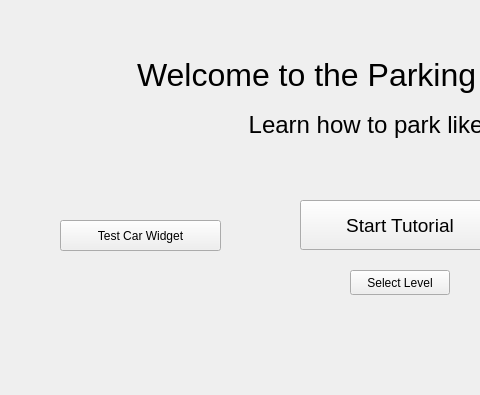
Before: the Qt Designer form welcomescreen.ui in Chromecore/Parking-Educational-App, drawn with Qt 5; both pictures show x 0 to 480 and y 0 to 395 of the 800 by 600 pixel window.
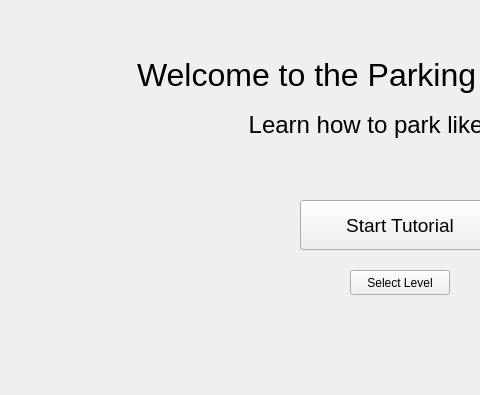
After: the same form once the commit is applied.

Commit message: removed test car widget button

```diff
--- a/welcomescreen.ui
+++ b/welcomescreen.ui
@@ -88,19 +88,6 @@
     <string>Select Level</string>
    </property>
   </widget>
-  <widget class="QPushButton" name="testButton">
-   <property name="geometry">
-    <rect>
-     <x>60</x>
-     <y>220</y>
-     <width>161</width>
-     <height>31</height>
-    </rect>
-   </property>
-   <property name="text">
-    <string>Test Car Widget</string>
-   </property>
-  </widget>
  </widget>
  <resources/>
  <connections/>
```
The commit also changes 6 other files.
